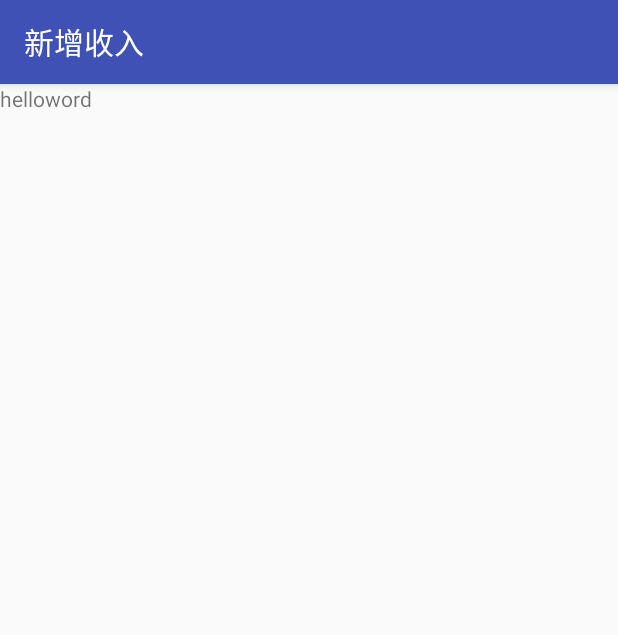
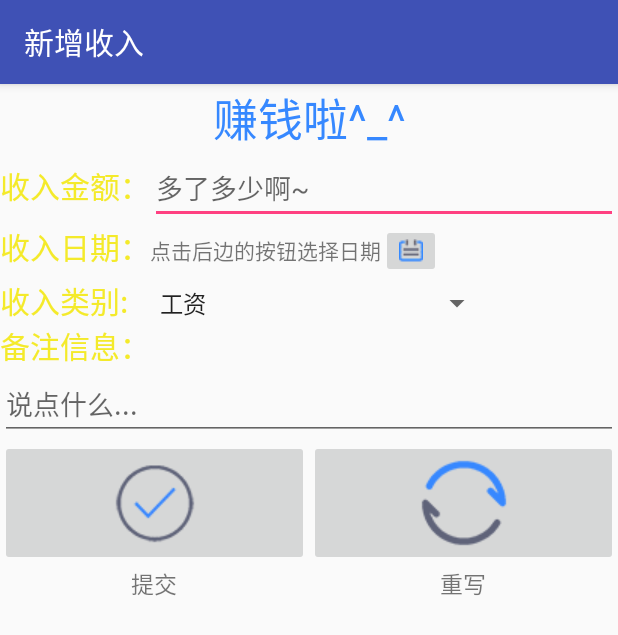
Before and after one commit to FangWolf/MoneyManger, an Android app: the Addget screen opened directly, with no data from a screen before it, on a phone screen of 412 x 824 dp. Shown: the top 635 px of the screen. Run offline under Robolectric (Android 15) with nearby library versions, the phone set to English and light mode, and no system bars.

Commit message:
new shouru is ok!

```diff
--- a/app/src/main/java/com/example/siyu2/moneymanger/Addget.java
+++ b/app/src/main/java/com/example/siyu2/moneymanger/Addget.java
@@ -2,12 +2,111 @@ package com.example.siyu2.moneymanger;
 
 import android.support.v7.app.AppCompatActivity;
 import android.os.Bundle;
+import android.view.View;
+import android.widget.ArrayAdapter;
+import android.widget.Button;
+import android.widget.EditText;
+import android.widget.ImageButton;
+import android.widget.Spinner;
+import android.widget.TextView;
+
+import java.util.ArrayList;
+import java.util.Calendar;
+import java.util.List;
+
+import android.app.DatePickerDialog;
+import android.app.Dialog;
+import android.widget.DatePicker;
+import android.widget.Toast;
 
 public class Addget extends AppCompatActivity {
+
+    int mYear, mMonth, mDay;
+    ImageButton btn;
+    TextView txtDate;
+    final int DATE_DIALOG = 1;
+
+    private Spinner txtSpinner;
+    private List<String> data_list;
+    private ArrayAdapter<String> arr_adapter;
+
+    EditText txtMoney;
+    EditText txtFlag;
 
     @Override
     protected void onCreate(Bundle savedInstanceState) {
         super.onCreate(savedInstanceState);
         setContentView(R.layout.activity_addget);
+        txtMoney = (EditText) findViewById(R.id.txtMoney);// 获取金额文本框
+        txtFlag = (EditText) findViewById(R.id.txtFlag);// 获取备注文本框
+        txtSpinner = (Spinner) findViewById(R.id.txtSpinner);// 获取类别下拉列表
+        ImageButton btnsend = (ImageButton) findViewById(R.id.btnSend);
+        ImageButton btnrewrite = (ImageButton) findViewById(R.id.btnRewrite);
+        btn = (ImageButton) findViewById(R.id.dateChoose);
+        txtDate = (TextView) findViewById(R.id.txtDate);
+
+        btnsend.setOnClickListener(new View.OnClickListener() {
+            @Override
+            public void onClick(View view) {
+                Toast.makeText(Addget.this,"添加成功",Toast.LENGTH_SHORT).show();
+            }
+        });
+
+        btnrewrite.setOnClickListener(new View.OnClickListener() {
+            @Override
+            public void onClick(View view) {
+                txtMoney.setText("");// 设置金额文本框为空
+                txtMoney.setHint("多了多少啊~");// 为金额文本框设置提示
+                txtDate.setText("点击后边的按钮选择日期");//日期
+                txtFlag.setText("");// 设置备注文本框为空
+                txtSpinner.setSelection(0);// 设置类别下拉列表默认选择第一项
+            }
+        });
+
+        btn.setOnClickListener(new View.OnClickListener() {
+         @Override
+         public void onClick(View v) {
+             showDialog(DATE_DIALOG);
+          }
+        });
+        final Calendar ca = Calendar.getInstance();
+        mYear = ca.get(Calendar.YEAR);
+        mMonth = ca.get(Calendar.MONTH);
+        mDay = ca.get(Calendar.DAY_OF_MONTH);
+
+        txtSpinner = (Spinner) findViewById(R.id.txtSpinner);
+        data_list = new ArrayList<String>();
+        data_list.add("工资");
+        data_list.add("奖金");
+        data_list.add("兼职");
+        data_list.add("其他");
+        arr_adapter= new ArrayAdapter<String>(this, android.R.layout.simple_spinner_item, data_list);
+        arr_adapter.setDropDownViewResource(android.R.layout.simple_spinner_dropdown_item);
+        txtSpinner.setAdapter(arr_adapter);
     }
+
+    @Override
+    protected Dialog onCreateDialog(int id) {
+        switch (id) {
+            case DATE_DIALOG:
+                return new DatePickerDialog(this, mdateListener, mYear, mMonth, mDay);
+        }
+        return null;
+    }
+
+    public void display() {
+        txtDate.setText(new StringBuffer().append(mYear).append("年").append(mMonth).append("月").append(mDay+ 1).append("日"));
+    }
+
+    private DatePickerDialog.OnDateSetListener mdateListener = new DatePickerDialog.OnDateSetListener() {
+
+        @Override
+        public void onDateSet(DatePicker view, int year, int monthOfYear,int dayOfMonth) {
+            mYear = year;
+            mMonth = monthOfYear;
+            mDay = dayOfMonth;
+            display();
+        }
+    };
+
 }
--- a/app/src/main/res/layout/activity_addget.xml
+++ b/app/src/main/res/layout/activity_addget.xml
@@ -1,15 +1,137 @@
 <?xml version="1.0" encoding="utf-8"?>
-<android.support.constraint.ConstraintLayout
+<LinearLayout
     xmlns:android="http://schemas.android.com/apk/res/android"
-    xmlns:app="http://schemas.android.com/apk/res-auto"
-    xmlns:tools="http://schemas.android.com/tools"
+    android:orientation="vertical"
     android:layout_width="match_parent"
     android:layout_height="match_parent"
-    tools:context="com.example.siyu2.moneymanger.Addget">
+    android:weightSum="1">
 
     <TextView
+        android:layout_width="match_parent"
+        android:layout_height="wrap_content"
+        android:textSize="30sp"
+        android:gravity="center"
+        android:textColor="#3688ff"
+        android:text="赚钱啦^_^"/>
+
+    <LinearLayout
+        android:layout_width="match_parent"
+        android:layout_height="wrap_content">
+
+        <TextView
+            android:layout_width="wrap_content"
+            android:layout_height="wrap_content"
+            android:text="收入金额："
+            android:textSize="20sp"
+            android:textColor="#f4ea2a"/>
+        <EditText
+            android:id="@+id/txtMoney"
+            android:layout_width="match_parent"
+            android:layout_height="wrap_content"
+            android:hint="多了多少啊~"/>
+    </LinearLayout>
+
+    <LinearLayout
+        android:layout_width="match_parent"
+        android:layout_height="wrap_content">
+
+        <TextView
+            android:layout_width="wrap_content"
+            android:layout_height="wrap_content"
+            android:text="收入日期："
+            android:textSize="20sp"
+            android:textColor="#f4ea2a"/>
+
+        <TextView
+            android:id="@+id/txtDate"
+            android:layout_width="wrap_content"
+            android:layout_height="wrap_content"
+            android:text="点击后边的按钮选择日期"/>
+
+        <ImageButton
+            android:id="@+id/dateChoose"
+            android:layout_width="wrap_content"
+            android:layout_height="wrap_content"
+            android:src="@drawable/calendar"/>
+    </LinearLayout>
+
+    <LinearLayout
+        android:layout_width="match_parent"
+        android:layout_height="wrap_content"
+        android:weightSum="1">
+
+        <TextView
+            android:layout_width="wrap_content"
+            android:layout_height="wrap_content"
+            android:text="收入类别:"
+            android:textSize="20sp"
+            android:textColor="#f4ea2a"
+            android:layout_weight="0.06"/>
+
+        <Spinner
+            android:id="@+id/txtSpinner"
+            android:layout_width="wrap_content"
+            android:layout_height="wrap_content"
+            android:layout_weight="0.58"/>
+    </LinearLayout>
+
+    <TextView
+        android:id="@+id/textView"
         android:layout_width="wrap_content"
         android:layout_height="wrap_content"
-        android:text="helloword"/>
+        android:text="备注信息："
+        android:textSize="20sp"
+        android:textColor="#f4ea2a"/>
 
-</android.support.constraint.ConstraintLayout>
+    <EditText
+        android:id="@+id/txtFlag"
+        android:layout_width="match_parent"
+        android:layout_height="wrap_content"
+        android:hint="说点什么..."
+        android:maxLines="10"/>
+
+    <LinearLayout
+        android:layout_width="match_parent"
+        android:layout_height="wrap_content"
+        android:layout_gravity="bottom"
+        android:orientation="horizontal">
+
+        <ImageButton
+            android:id="@+id/btnSend"
+            android:layout_width="wrap_content"
+            android:layout_height="wrap_content"
+            android:layout_gravity=""
+            android:src="@drawable/send"
+            android:text="提交"
+            android:layout_weight="1"/>
+
+        <ImageButton
+            android:id="@+id/btnRewrite"
+            android:layout_width="wrap_content"
+            android:layout_height="wrap_content"
+            android:hint="重写"
+            android:src="@drawable/rewrite"
+            android:layout_weight="1"/>
+    </LinearLayout>
+    <LinearLayout
+        android:layout_width="match_parent"
+        android:layout_height="wrap_content">
+
+        <TextView
+            android:layout_width="wrap_content"
+            android:layout_height="wrap_content"
+            android:text="提交"
+            android:layout_weight="1"
+            android:gravity="center"
+            android:textSize="15sp"/>
+
+        <TextView
+            android:layout_width="wrap_content"
+            android:layout_height="wrap_content"
+            android:text="重写"
+            android:layout_weight="1"
+            android:gravity="center"
+            android:textSize="15sp"/>
+    </LinearLayout>
+
+</LinearLayout>
```
Also changed, not shown: app/src/main/res/drawable/calendar.png (added), app/src/main/res/drawable/rewrite.png (added), app/src/main/res/drawable/send.png (added).
